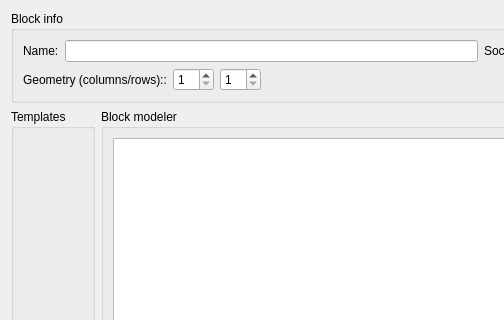
First picture: the form in MasterSimulatorUI/src/MSIMBlockEditorDialog.ui, repository ghorwin/MasterSim, before the edit; both pictures show x 0 to 504 and y 0 to 320 of the 972 by 568 pixel window.
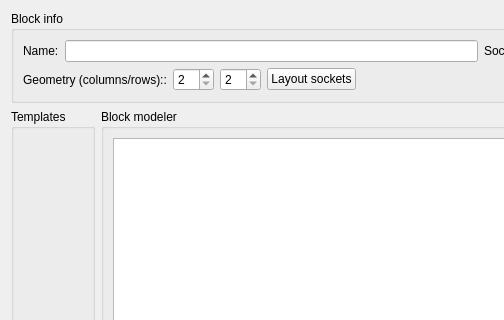
Second picture: the form after the edit. Custom widgets are drawn as their Qt base class.

Commit message: A lot more work related to block editor and editing of connection diagrams.

The edit to the form file:
```diff
--- a/MasterSimulatorUI/src/MSIMBlockEditorDialog.ui
+++ b/MasterSimulatorUI/src/MSIMBlockEditorDialog.ui
@@ -68,14 +68,21 @@
         <item>
          <widget class="QSpinBox" name="spinBoxColumns">
           <property name="minimum">
-           <number>1</number>
+           <number>2</number>
           </property>
          </widget>
         </item>
         <item>
          <widget class="QSpinBox" name="spinBoxRows">
           <property name="minimum">
-           <number>1</number>
+           <number>2</number>
+          </property>
+         </widget>
+        </item>
+        <item>
+         <widget class="QPushButton" name="pushButtonLayoutSockets">
+          <property name="text">
+           <string>Layout sockets</string>
           </property>
          </widget>
         </item>
```
The commit also changes 21 other files.
